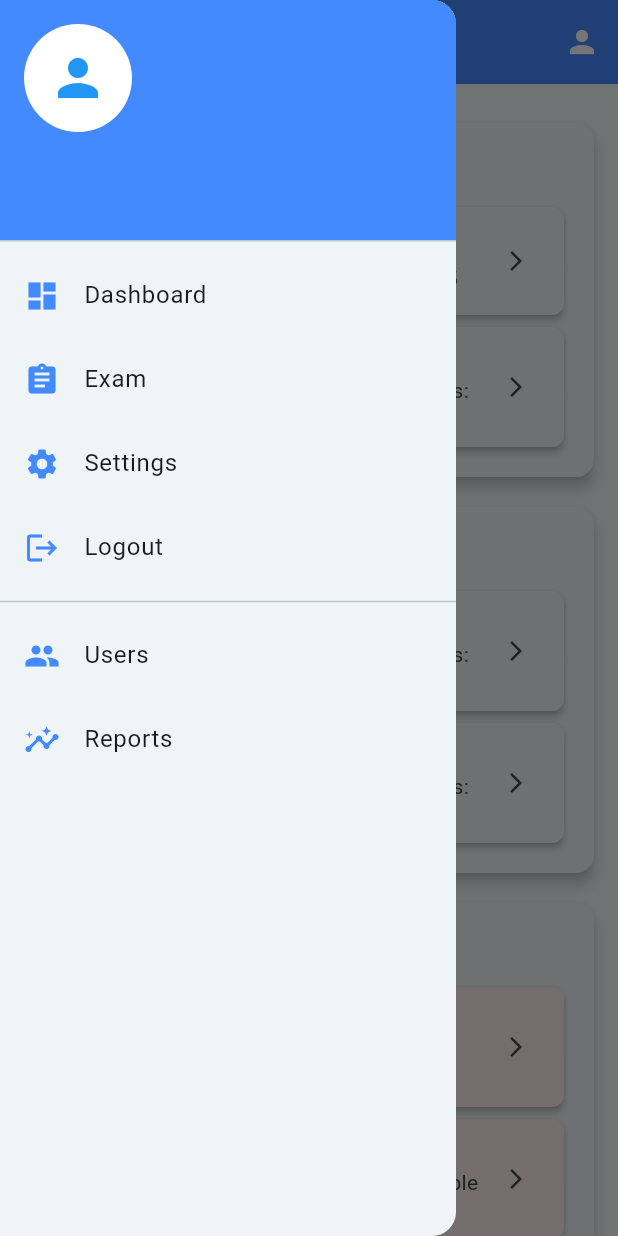
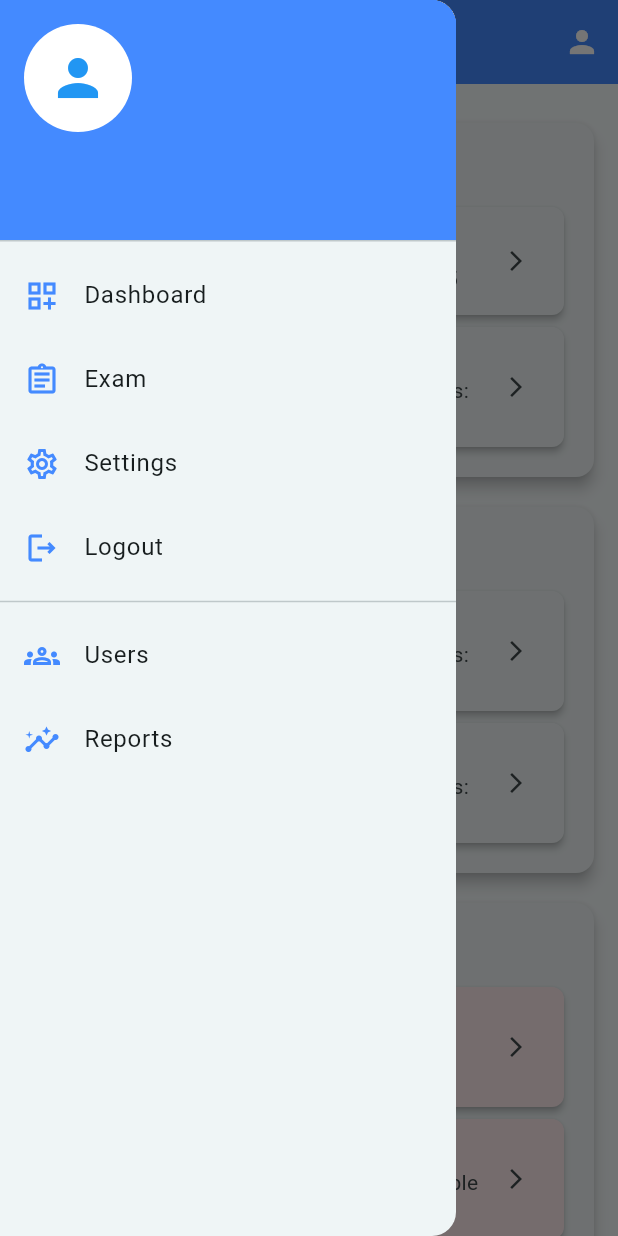
Before and after one commit to arvindgitdev/ExamGo, a Flutter app: the AdminDashboard screen opened directly, with the side drawer open, on a phone screen of 412 x 824 dp. Run offline on Flutter 3.47's test engine with Material 3 defaults, Android fonts, the phone set to English and light mode, and no system bars; our stand-ins replace cloud_firestore, firebase_auth, firebase_core, google_fonts, google_sign_in, shared_preferences; accounts and stored records are empty.

```diff
--- a/lib/Teacher/Admindashboard.dart
+++ b/lib/Teacher/Admindashboard.dart
@@ -97,31 +97,31 @@ class _AdminDashboardState extends State<AdminDashboard> {
               color: Colors.blueAccent,
             ),
           ),
-          _buildDrawerItem(Icons.dashboard, "Dashboard", () {
+          _buildDrawerItem(Icons.dashboard_customize_outlined, "Dashboard", () {
             Navigator.pop(
               context,
               MaterialPageRoute(builder: (context) => const AdminDashboard()),
             );
 
           }),
-          _buildDrawerItem(Icons.assignment, "Exam", () {
+          _buildDrawerItem(Icons.assignment_outlined, "Exam", () {
             Navigator.push(
               context,
               MaterialPageRoute(builder: (context) => ExamPage()),
             );
           }),
-          _buildDrawerItem(Icons.settings, "Settings", () {
+          _buildDrawerItem(Icons.settings_outlined, "Settings", () {
             Navigator.push(
               context,
               MaterialPageRoute(builder: (context) => SettingsPage()),
             );
           }),
-          _buildDrawerItem(Icons.logout, "Logout", () async {
+          _buildDrawerItem(Icons.logout_outlined, "Logout", () async {
             await Provider.of<AuthProvider>(context, listen: false).signOut(context);
           }),
           const Divider(),
-          _buildDrawerItem(Icons.group, "Users", () {}),
-          _buildDrawerItem(Icons.insights, "Reports", () {}),
+          _buildDrawerItem(Icons.groups_outlined, "Users", () {}),
+          _buildDrawerItem(Icons.insights_outlined, "Reports", () {}),
         ],
       ),
     );
```
Also changed, not shown: lib/Teacher/exam.dart (+14 -1 lines), lib/Teacher/settings.dart (+15 -21 lines).
